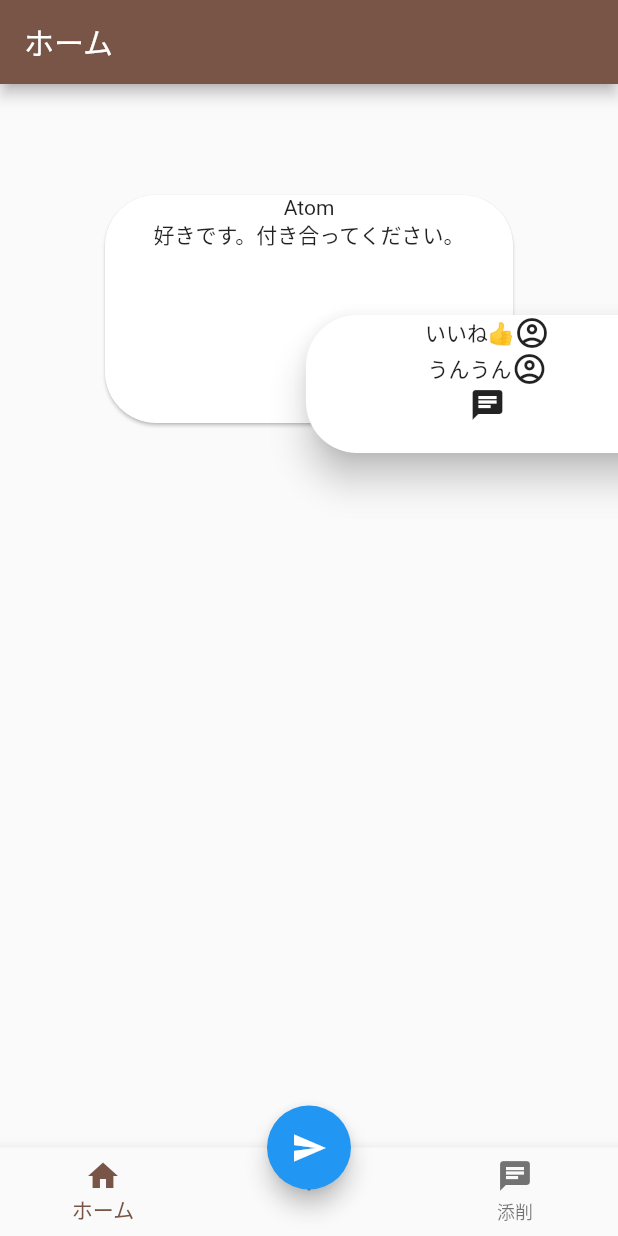
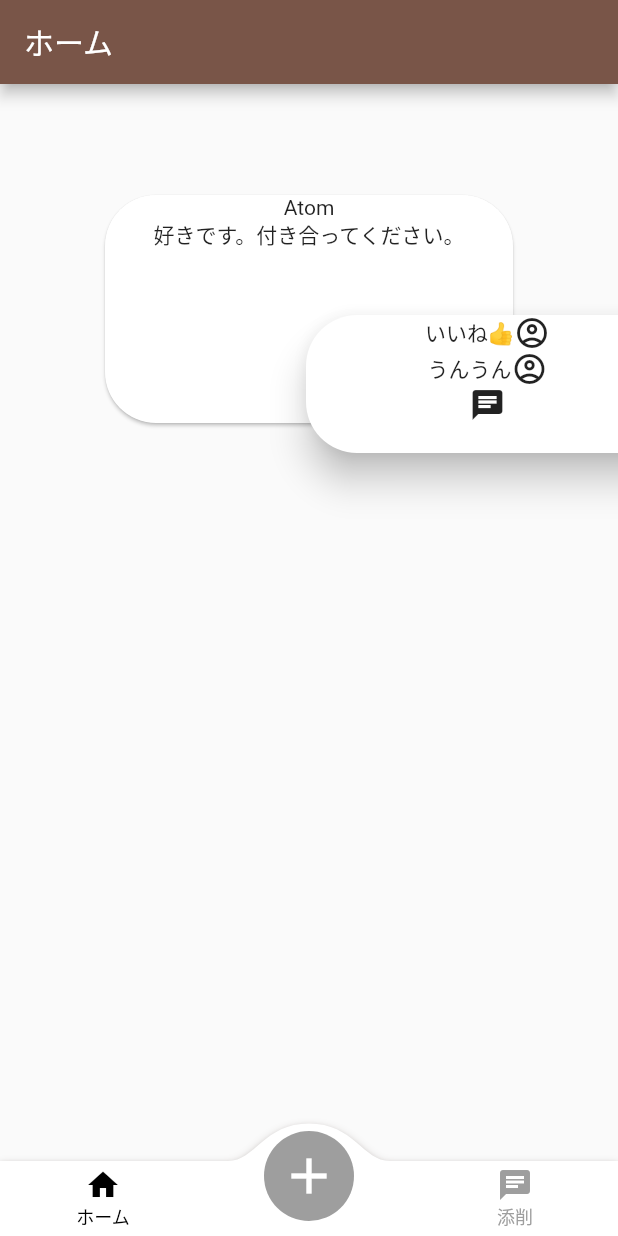
Before and after one commit to gadgelogger/aoharu, a Flutter app: the Manege screen opened directly, on a phone screen of 412 x 824 dp. Run offline on Flutter 3.47's test engine with Material 2 defaults, Android fonts, the phone set to English and light mode, and no system bars; drawn by our look-alikes of convex_bottom_bar.

Commit message:
・convex_bottom_barを追加 ・ボトムバーを修正

```diff
--- a/lib/manage.dart
+++ b/lib/manage.dart
@@ -1,3 +1,4 @@
+import 'package:convex_bottom_bar/convex_bottom_bar.dart';
 import 'package:flutter/material.dart';
 import 'package:teamc/home_page.dart';
 import 'package:teamc/page1.dart';
@@ -29,43 +30,35 @@ class _ManegeState extends State<Manege> {
   @override
   Widget build(BuildContext context) {
     // ボトムバー
-    List<BottomNavigationBarItem> bottomBars = [
-      const BottomNavigationBarItem(
-        icon: Icon(Icons.home),
-        label: 'ホーム',
+    List<TabItem> bottomBars = [
+      const TabItem(
+        icon: Icons.home,
+        title: 'ホーム',
       ),
-      const BottomNavigationBarItem(
-        icon: Icon(Icons.add),
-        label: '',
+      const TabItem(
+        icon: Icons.add,
+        title: 'aaa',
       ),
-      const BottomNavigationBarItem(
-        icon: Icon(Icons.chat),
-        label: '添削',
+      const TabItem(
+        icon: Icons.chat,
+        title: '添削',
       )
     ];
 
     return Scaffold(
-        body: IndexedStack(
-          index: currentTabIndex,
-          children: pages,
-        ),
-        floatingActionButtonLocation: FloatingActionButtonLocation.centerDocked,
-        floatingActionButton: FloatingActionButton(
-            backgroundColor: Colors.blue,
-            onPressed: () {
-              Navigator.push(context,
-                  MaterialPageRoute(builder: (builder) => CreatePost()));
-            },
-            child: const Icon(Icons.send)
-            // Icon(Icons.add),
-            ),
-        bottomNavigationBar: BottomNavigationBar(
-            onTap: (int index) {
-              if (index != 1) {
-                onTapped(index);
-              }
-            },
-            currentIndex: currentTabIndex,
-            items: bottomBars));
+      body: IndexedStack(
+        index: currentTabIndex,
+        children: pages,
+      ),
+      bottomNavigationBar: ConvexAppBar(
+        color: Colors.grey,
+        activeColor: Colors.black,
+        backgroundColor: Colors.white,
+        shadowColor: Colors.brown,
+        style: TabStyle.fixedCircle,
+        items: bottomBars,
+        onTap: (int index) => onTapped(index),
+      ),
+    );
   }
 }
--- a/pubspec.yaml
+++ b/pubspec.yaml
@@ -34,6 +34,7 @@ dependencies:
   # The following adds the Cupertino Icons font to your application.
   # Use with the CupertinoIcons class for iOS style icons.
   cupertino_icons: ^1.0.2
+  convex_bottom_bar: ^3.2.0
 
 dev_dependencies:
   flutter_test:
```
Also changed, not shown: pubspec.lock.
